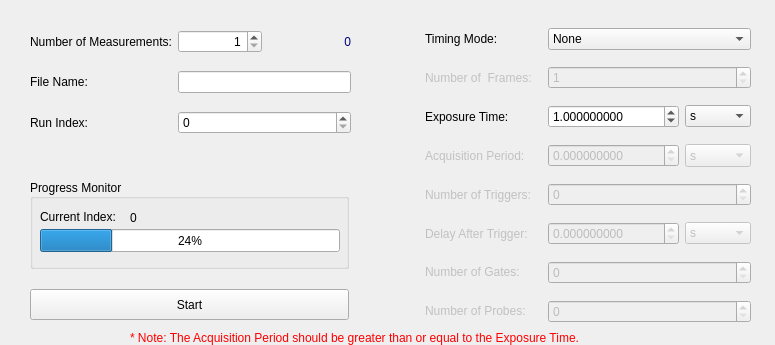
slsdetectorgroup/slsDetectorPackage, file slsDetectorGui/forms/form_tab_measurement.ui: the form before one commit.
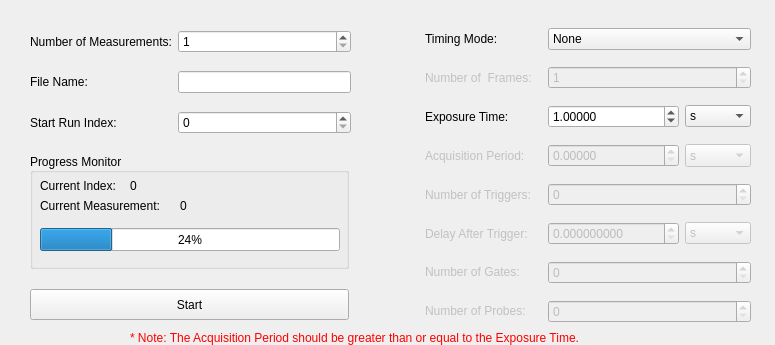
The form after the commit.

```diff
--- a/slsDetectorGui/forms/form_tab_measurement.ui
+++ b/slsDetectorGui/forms/form_tab_measurement.ui
@@ -137,9 +137,9 @@
      <colorrole role="Shadow">
       <brush brushstyle="SolidPattern">
        <color alpha="255">
-        <red>189</red>
-        <green>189</green>
-        <blue>189</blue>
+        <red>0</red>
+        <green>0</green>
+        <blue>0</blue>
        </color>
       </brush>
      </colorrole>
@@ -153,9 +153,9 @@
    <property name="geometry">
     <rect>
      <x>30</x>
-     <y>179</y>
+     <y>153</y>
      <width>319</width>
-     <height>90</height>
+     <height>116</height>
     </rect>
    </property>
    <property name="sizePolicy">
@@ -174,7 +174,7 @@
     <property name="geometry">
      <rect>
       <x>10</x>
-      <y>50</y>
+      <y>75</y>
       <width>300</width>
       <height>23</height>
      </rect>
@@ -187,7 +187,7 @@
     <property name="geometry">
      <rect>
       <x>10</x>
-      <y>30</y>
+      <y>25</y>
       <width>91</width>
       <height>16</height>
      </rect>
@@ -200,7 +200,7 @@
     <property name="geometry">
      <rect>
       <x>100</x>
-      <y>31</y>
+      <y>25</y>
       <width>101</width>
       <height>16</height>
      </rect>
@@ -209,6 +209,47 @@
      <string>0</string>
     </property>
    </widget>
+   <widget class="QLabel" name="lblCurrentMeasurement">
+    <property name="geometry">
+     <rect>
+      <x>150</x>
+      <y>45</y>
+      <width>76</width>
+      <height>16</height>
+     </rect>
+    </property>
+    <property name="sizePolicy">
+     <sizepolicy hsizetype="Minimum" vsizetype="Preferred">
+      <horstretch>0</horstretch>
+      <verstretch>0</verstretch>
+     </sizepolicy>
+    </property>
+    <property name="minimumSize">
+     <size>
+      <width>60</width>
+      <height>0</height>
+     </size>
+    </property>
+    <property name="text">
+     <string>0</string>
+    </property>
+    <property name="alignment">
+     <set>Qt::AlignLeading|Qt::AlignLeft|Qt::AlignVCenter</set>
+    </property>
+   </widget>
+   <widget class="QLabel" name="label_2">
+    <property name="geometry">
+     <rect>
+      <x>10</x>
+      <y>45</y>
+      <width>136</width>
+      <height>16</height>
+     </rect>
+    </property>
+    <property name="text">
+     <string>Current Measurement:</string>
+    </property>
+   </widget>
   </widget>
   <widget class="QPushButton" name="btnStartStop">
    <property name="geometry">
@@ -620,8 +661,11 @@
         <string>Exposure time of each frame. 
  #exptime#</string>
        </property>
+       <property name="alignment">
+        <set>Qt::AlignLeading|Qt::AlignLeft|Qt::AlignVCenter</set>
+       </property>
        <property name="decimals">
-        <number>9</number>
+        <number>5</number>
        </property>
        <property name="minimum">
         <double>0.000000000000000</double>
@@ -705,8 +749,11 @@
         <string>Frame period between exposures. 
  #period#</string>
        </property>
+       <property name="alignment">
+        <set>Qt::AlignLeading|Qt::AlignLeft|Qt::AlignVCenter</set>
+       </property>
        <property name="decimals">
-        <number>9</number>
+        <number>5</number>
        </property>
        <property name="maximum">
         <double>2000000000.000000000000000</double>
@@ -816,7 +863,7 @@
        </property>
       </widget>
      </item>
-     <item row="0" column="1">
+     <item row="0" column="1" colspan="2">
       <widget class="QSpinBox" name="spinNumMeasurements">
        <property name="sizePolicy">
         <sizepolicy hsizetype="Preferred" vsizetype="Fixed">
@@ -835,7 +882,7 @@
         <string/>
        </property>
        <property name="alignment">
-        <set>Qt::AlignRight|Qt::AlignTrailing|Qt::AlignVCenter</set>
+        <set>Qt::AlignLeading|Qt::AlignLeft|Qt::AlignVCenter</set>
        </property>
        <property name="suffix">
         <string/>
@@ -878,7 +925,7 @@
      <item row="2" column="0">
       <widget class="QLabel" name="label_8">
        <property name="text">
-        <string>Run Index:</string>
+        <string>Start Run Index:</string>
        </property>
       </widget>
      </item>
@@ -914,65 +961,6 @@
        </property>
       </widget>
      </item>
-     <item row="0" column="2">
-      <widget class="QLabel" name="lblCurrentMeasurement">
-       <property name="sizePolicy">
-        <sizepolicy hsizetype="Minimum" vsizetype="Preferred">
-         <horstretch>0</horstretch>
-         <verstretch>0</verstretch>
-        </sizepolicy>
-       </property>
-       <property name="minimumSize">
-        <size>
-         <width>60</width>
-         <height>0</height>
-        </size>
-       </property>
-       <property name="palette">
-        <palette>
-         <active>
-          <colorrole role="WindowText">
-           <brush brushstyle="SolidPattern">
-            <color alpha="255">
-             <red>0</red>
-             <green>0</green>
-             <blue>127</blue>
-            </color>
-           </brush>
-          </colorrole>
-         </active>
-         <inactive>
-          <colorrole role="WindowText">
-           <brush brushstyle="SolidPattern">
-            <color alpha="255">
-             <red>0</red>
-             <green>0</green>
-             <blue>127</blue>
-            </color>
-           </brush>
-          </colorrole>
-         </inactive>
-         <disabled>
-          <colorrole role="WindowText">
-           <brush brushstyle="SolidPattern">
-            <color alpha="255">
-             <red>193</red>
-             <green>193</green>
-             <blue>193</blue>
-            </color>
-           </brush>
-          </colorrole>
-         </disabled>
-        </palette>
-       </property>
-       <property name="text">
-        <string>0</string>
-       </property>
-       <property name="alignment">
-        <set>Qt::AlignRight|Qt::AlignTrailing|Qt::AlignVCenter</set>
-       </property>
-      </widget>
-     </item>
     </layout>
    </widget>
   </widget>
```
Left out of the diff: 27 changed lines with no effect on the pictures.
